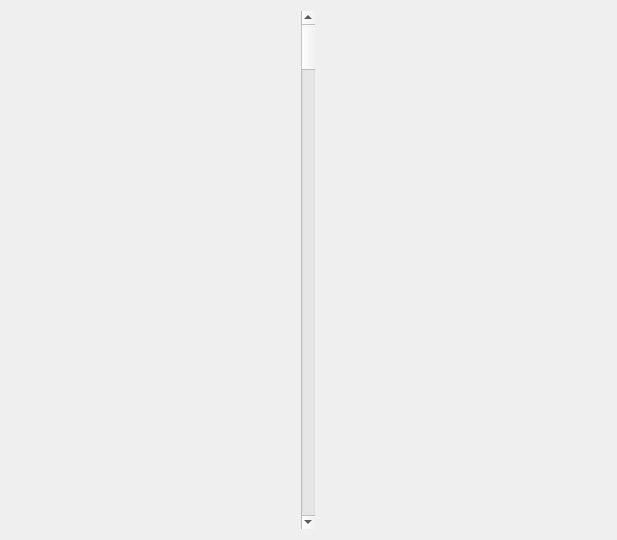
Before: the Qt Designer form src/ui/create_stimuli.ui in pfechd/jabe, drawn with Qt 5.
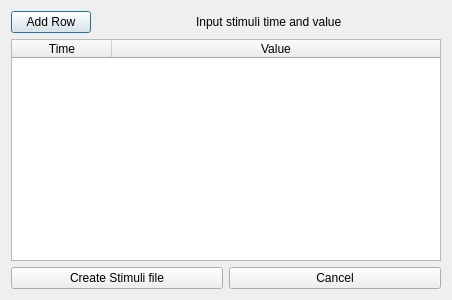
After: the same form once the commit is applied.

Commit message: Add create stimuli window ui

```diff
--- a/src/ui/create_stimuli.ui
+++ b/src/ui/create_stimuli.ui
@@ -9,26 +9,100 @@
    <rect>
     <x>0</x>
     <y>0</y>
-    <width>617</width>
-    <height>540</height>
+    <width>452</width>
+    <height>300</height>
    </rect>
   </property>
   <property name="windowTitle">
    <string>Dialog</string>
   </property>
-  <property name="sizeGripEnabled">
-   <bool>false</bool>
-  </property>
-  <property name="modal">
-   <bool>false</bool>
-  </property>
-  <layout class="QVBoxLayout" name="verticalLayout_2">
+  <layout class="QVBoxLayout" name="verticalLayout">
    <item>
-    <layout class="QGridLayout" name="gridLayout">
-     <item row="0" column="0">
-      <widget class="QScrollBar" name="verticalScrollBar">
+    <layout class="QHBoxLayout" name="horizontalLayout_2">
+     <item>
+      <widget class="QPushButton" name="pushButton_3">
+       <property name="text">
+        <string>Add Row</string>
+       </property>
+      </widget>
+     </item>
+     <item>
+      <spacer name="horizontalSpacer">
        <property name="orientation">
-        <enum>Qt::Vertical</enum>
+        <enum>Qt::Horizontal</enum>
+       </property>
+       <property name="sizeHint" stdset="0">
+        <size>
+         <width>40</width>
+         <height>20</height>
+        </size>
+       </property>
+      </spacer>
+     </item>
+     <item>
+      <widget class="QLabel" name="label">
+       <property name="text">
+        <string>Input stimuli time and value</string>
+       </property>
+      </widget>
+     </item>
+     <item>
+      <spacer name="horizontalSpacer_2">
+       <property name="orientation">
+        <enum>Qt::Horizontal</enum>
+       </property>
+       <property name="sizeHint" stdset="0">
+        <size>
+         <width>40</width>
+         <height>20</height>
+        </size>
+       </property>
+      </spacer>
+     </item>
+    </layout>
+   </item>
+   <item>
+    <widget class="QTableWidget" name="tableWidget">
+     <attribute name="horizontalHeaderCascadingSectionResizes">
+      <bool>false</bool>
+     </attribute>
+     <attribute name="horizontalHeaderShowSortIndicator" stdset="0">
+      <bool>false</bool>
+     </attribute>
+     <attribute name="horizontalHeaderStretchLastSection">
+      <bool>true</bool>
+     </attribute>
+     <attribute name="verticalHeaderCascadingSectionResizes">
+      <bool>false</bool>
+     </attribute>
+     <attribute name="verticalHeaderStretchLastSection">
+      <bool>false</bool>
+     </attribute>
+     <column>
+      <property name="text">
+       <string>Time</string>
+      </property>
+     </column>
+     <column>
+      <property name="text">
+       <string>Value</string>
+      </property>
+     </column>
+    </widget>
+   </item>
+   <item>
+    <layout class="QHBoxLayout" name="horizontalLayout">
+     <item>
+      <widget class="QPushButton" name="pushButton">
+       <property name="text">
+        <string>Create Stimuli file</string>
+       </property>
+      </widget>
+     </item>
+     <item>
+      <widget class="QPushButton" name="pushButton_2">
+       <property name="text">
+        <string>Cancel</string>
        </property>
       </widget>
      </item>
```
Left out of the diff: 3 changed lines with no effect on the pictures.
